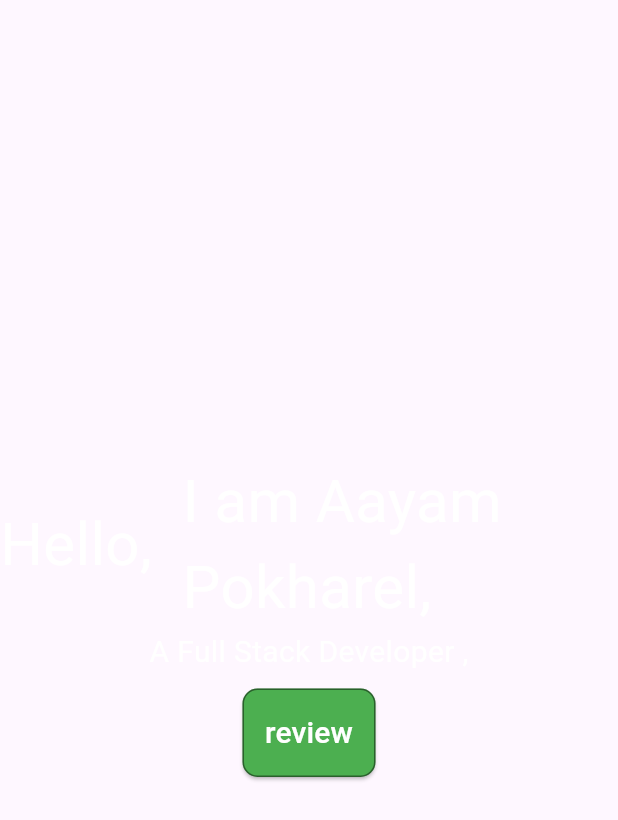
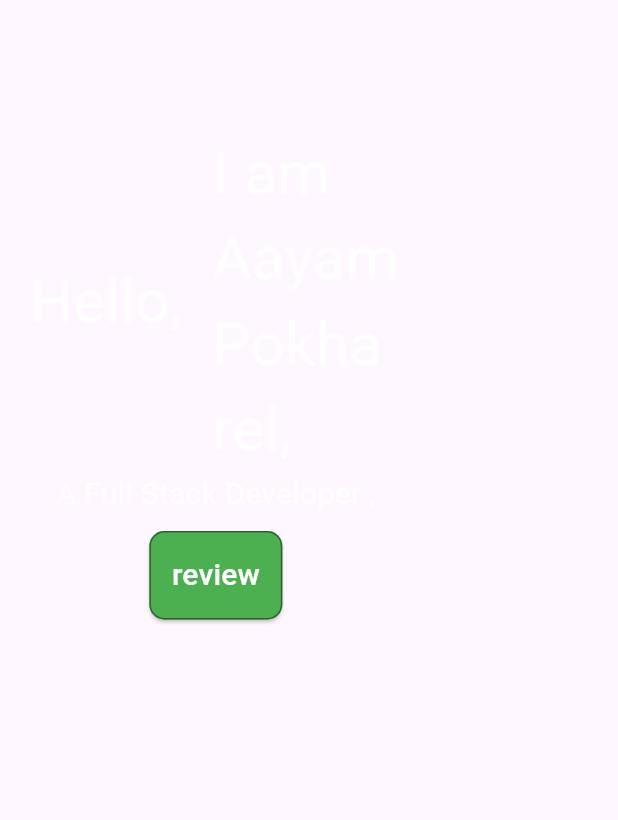
Before and after one commit to aayampokharel/portfolio, a Flutter app: the HelloWidget widget shown alone on an empty page, opened directly, on a phone screen of 412 x 824 dp. Shown: the top 820 px of the screen. Run offline on Flutter 3.47's test engine with Material 3 defaults, Android fonts, the phone set to English and light mode, and no system bars; our stand-ins replace flutter_svg; Roboto replaces fonts that are missing (Arial).

Commit message:
arranged text align and img align in hellowidget

```diff
--- a/lib/hello_widget.dart
+++ b/lib/hello_widget.dart
@@ -2,9 +2,18 @@ import 'package:flutter/material.dart';
 import 'package:port/container_controller.dart';
 import 'package:port/text_controller.dart';
 
-Widget HelloWidget() {
-  return Column(
+Widget HelloWidget(BuildContext context) {
+  return Container(
+    //color:Colors.red,
+    height: 500,
+    width: MediaQuery.of(context).size.width * 0.65,
+    //color: Colors.red,
+    child: Padding(
+      padding: const EdgeInsets.fromLTRB(20, 0, 0, 0),
+      child: Column(
+        mainAxisSize: MainAxisSize.max,
         mainAxisAlignment: MainAxisAlignment.center,
+        // crossAxisAlignment: CrossAxisAlignment.center,
         children: [
           Row(
             mainAxisAlignment: MainAxisAlignment.center,
@@ -29,5 +38,7 @@ Widget HelloWidget() {
             borderColor: Colors.black45,
           ),
         ],
+      ),
+    ),
   );
 }
```
Also changed, not shown: lib/container_controller.dart (+26 -1 lines), lib/main.dart (+21 -8 lines). Lines whose indentation alone changed are shown as unchanged.
